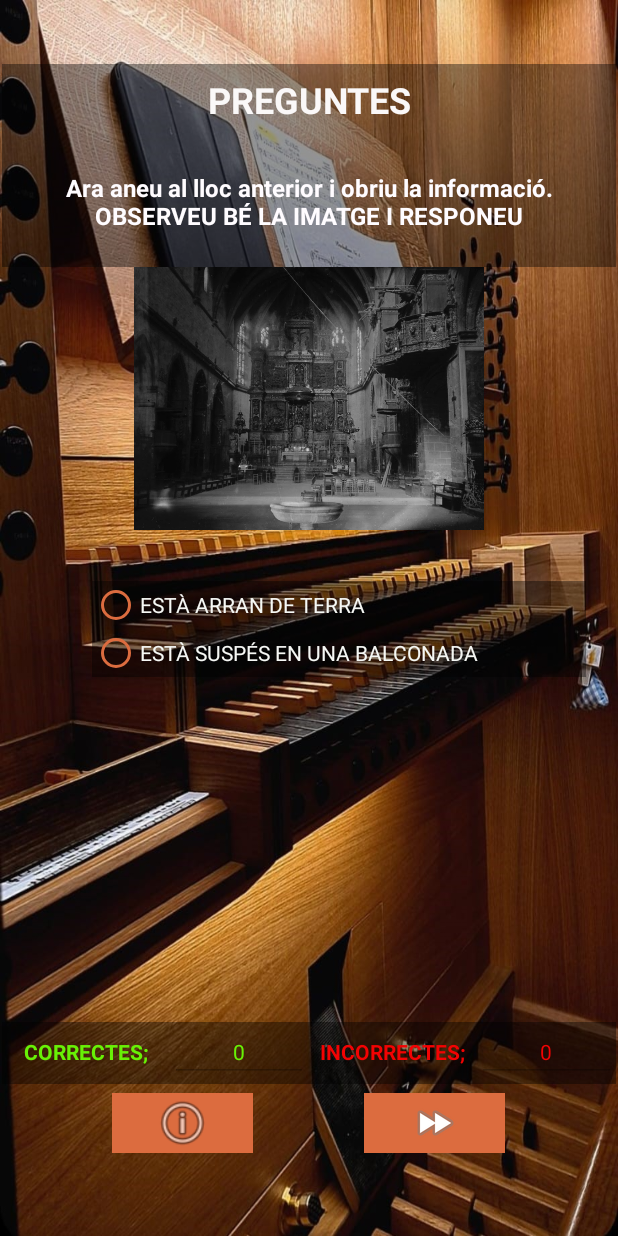
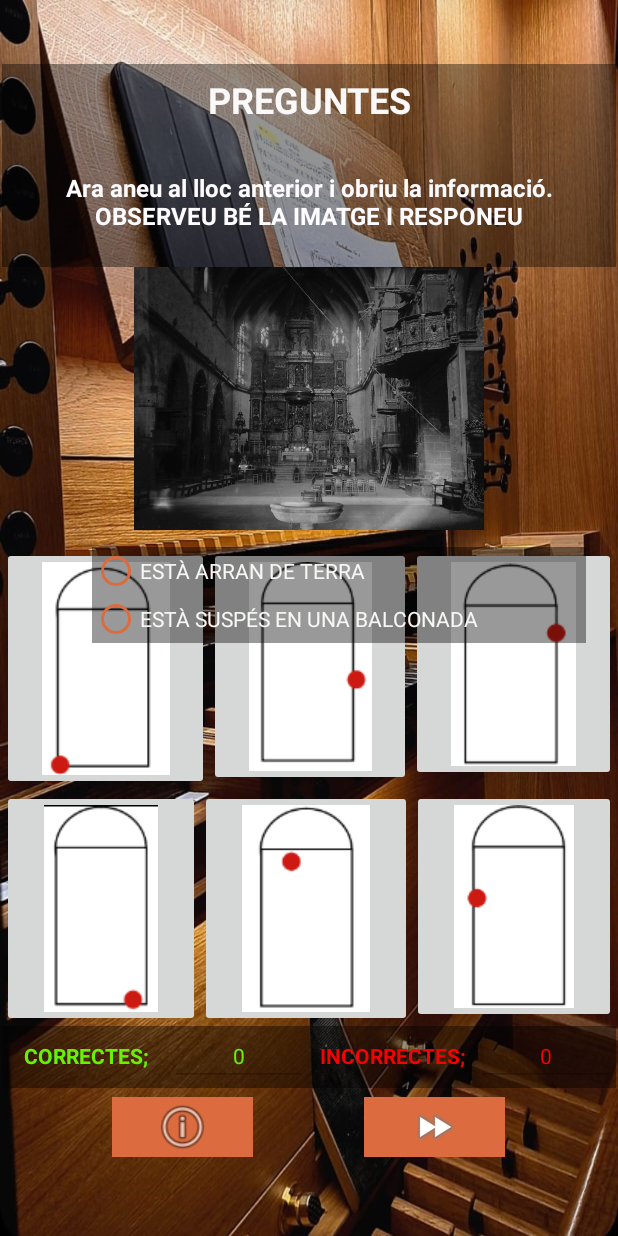
Before and after one commit to didac-velasco/UF1_Projecte_final, an Android app: the PreguntesJoc2 screen opened directly, with no data from a screen before it, on a phone screen of 412 x 824 dp. Run offline under Robolectric (Android 15) with nearby library versions, the light colour scheme and no system bars; 2 statements that could not run were skipped.

Commit message:
primera pregunta posada al mateix layout que les altres

```diff
--- a/app/src/main/res/layout/joc2.xml
+++ b/app/src/main/res/layout/joc2.xml
@@ -47,11 +47,61 @@
 
         <Space
             android:layout_width="match_parent"
-            android:layout_height="34dp" />
+            android:layout_height="11dp" />
 
         <FrameLayout
             android:layout_width="match_parent"
-            android:layout_height="294dp">
+            android:layout_height="319dp">
+
+            <LinearLayout
+                android:id="@+id/layoutImtgesBotons"
+                android:layout_width="match_parent"
+                android:layout_height="match_parent"
+                android:orientation="vertical">
+
+                <LinearLayout
+                    android:layout_width="match_parent"
+                    android:layout_height="wrap_content"
+                    android:orientation="horizontal">
+
+                    <ImageButton
+                        android:id="@+id/imageButton1"
+                        style="@style/Theme.imatgebutton"
+                        app:srcCompat="@drawable/i1" />
+
+                    <ImageButton
+                        android:id="@+id/imageButton2"
+                        style="@style/Theme.imatgebutton"
+                        app:srcCompat="@drawable/i2" />
+
+                    <ImageButton
+                        android:id="@+id/imageButton3"
+                        style="@style/Theme.imatgebutton"
+                        app:srcCompat="@drawable/i3" />
+
+                </LinearLayout>
+
+                <LinearLayout
+                    android:layout_width="match_parent"
+                    android:layout_height="160dp"
+                    android:orientation="horizontal">
+
+                    <ImageButton
+                        android:id="@+id/imageButton4"
+                        style="@style/Theme.imatgebutton"
+                        app:srcCompat="@drawable/i4" />
+
+                    <ImageButton
+                        android:id="@+id/imageButton5"
+                        style="@style/Theme.imatgebutton"
+                        app:srcCompat="@drawable/i5" />
+
+                    <ImageButton
+                        android:id="@+id/imageButton6"
+                        style="@style/Theme.imatgebutton"
+                        app:srcCompat="@drawable/i6" />
+                </LinearLayout>
+            </LinearLayout>
 
             <LinearLayout
                 android:id="@+id/layoutRadioButtons"
@@ -98,21 +148,19 @@
                     android:layout_width="match_parent"
                     android:layout_height="match_parent">
 
-                    <TableRow
-                        style="@style/Theme.tablerow">
+                    <TableRow style="@style/Theme.tablerow">
 
                         <TextView
                             android:id="@+id/tipusorgue1"
                             style="@style/Theme.textview.spinner"
-                            android:text="1- ORGUE PORTATIU"/>
+                            android:text="1- ORGUE PORTATIU" />
 
                         <Spinner
                             android:id="@+id/spinner1"
-                            style="@style/Theme.spinner"/>
+                            style="@style/Theme.spinner" />
                     </TableRow>
 
-                    <TableRow
-                        style="@style/Theme.tablerow">
+                    <TableRow style="@style/Theme.tablerow">
 
                         <TextView
                             android:id="@+id/tipusorgue2"
@@ -121,11 +169,10 @@
 
                         <Spinner
                             android:id="@+id/spinner2"
-                            style="@style/Theme.spinner"/>
+                            style="@style/Theme.spinner" />
                     </TableRow>
 
-                    <TableRow
-                        style="@style/Theme.tablerow">
+                    <TableRow style="@style/Theme.tablerow">
 
                         <TextView
                             android:id="@+id/tipusorgue3"
@@ -134,11 +181,10 @@
 
                         <Spinner
                             android:id="@+id/spinner3"
-                            style="@style/Theme.spinner"/>
+                            style="@style/Theme.spinner" />
                     </TableRow>
 
-                    <TableRow
-                        style="@style/Theme.tablerow">
+                    <TableRow style="@style/Theme.tablerow">
 
                         <TextView
                             android:id="@+id/tipusorgue4"
@@ -147,7 +193,7 @@
 
                         <Spinner
                             android:id="@+id/spinner4"
-                            style="@style/Theme.spinner"/>
+                            style="@style/Theme.spinner" />
                     </TableRow>
                 </TableLayout>
             </LinearLayout>
@@ -161,47 +207,47 @@
                 <CheckBox
                     android:id="@+id/checkBox1"
                     style="@style/Theme.CheckBox"
-                    android:text="BARNILLES"/>
+                    android:text="BARNILLES" />
 
                 <CheckBox
                     android:id="@+id/checkBox2"
                     style="@style/Theme.CheckBox"
-                    android:text="CAIXA DE L’EXPRESSIU"/>
+                    android:text="CAIXA DE L’EXPRESSIU" />
 
                 <CheckBox
                     android:id="@+id/checkBox3"
                     style="@style/Theme.CheckBox"
-                    android:text="MANUALS"/>
+                    android:text="MANUALS" />
 
                 <CheckBox
                     android:id="@+id/checkBox4"
                     style="@style/Theme.CheckBox"
-                    android:text="MANXES"/>
+                    android:text="MANXES" />
 
                 <CheckBox
                     android:id="@+id/checkBox5"
                     style="@style/Theme.CheckBox"
-                    android:text="PEDAL DE L’EXPRESSIU "/>
+                    android:text="PEDAL DE L’EXPRESSIU " />
 
                 <CheckBox
                     android:id="@+id/checkBox6"
                     style="@style/Theme.CheckBox"
-                    android:text="PEDALER"/>
+                    android:text="PEDALER" />
 
                 <CheckBox
                     android:id="@+id/checkBox7"
                     style="@style/Theme.CheckBox"
-                    android:text="POMS DELS REGISTRES"/>
+                    android:text="POMS DELS REGISTRES" />
 
                 <CheckBox
                     android:id="@+id/checkBox8"
                     style="@style/Theme.CheckBox"
-                    android:text="SECRET"/>
+                    android:text="SECRET" />
 
                 <CheckBox
                     android:id="@+id/checkBox9"
                     style="@style/Theme.CheckBox"
-                    android:text="TUBS"/>
+                    android:text="TUBS" />
             </LinearLayout>
 
         </FrameLayout>
```
